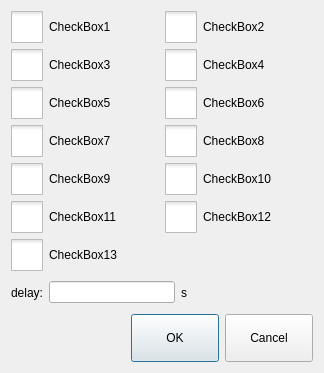
GaussCheng/2-5AxisPunch, file icprogrampage/icpointtype.ui: the form before one commit.
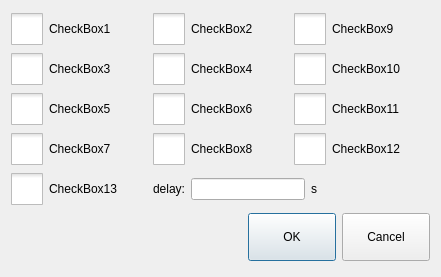
The form after the commit. Icons and pictures are not drawn. Custom widgets are drawn as their Qt base class.

```diff
--- a/icprogrampage/icpointtype.ui
+++ b/icprogrampage/icpointtype.ui
@@ -6,8 +6,8 @@
    <rect>
     <x>0</x>
     <y>0</y>
-    <width>324</width>
-    <height>373</height>
+    <width>441</width>
+    <height>277</height>
    </rect>
   </property>
   <property name="windowTitle">
@@ -68,6 +68,22 @@
      </attribute>
     </widget>
    </item>
+   <item row="0" column="2">
+    <widget class="QCheckBox" name="checkbox_9">
+     <property name="focusPolicy">
+      <enum>Qt::NoFocus</enum>
+     </property>
+     <property name="text">
+      <string>CheckBox9</string>
+     </property>
+     <property name="checked">
+      <bool>false</bool>
+     </property>
+     <attribute name="buttonGroup">
+      <string notr="true">buttonGroup</string>
+     </attribute>
+    </widget>
+   </item>
    <item row="1" column="0">
     <widget class="QCheckBox" name="checkbox_3">
      <property name="focusPolicy">
@@ -97,6 +113,19 @@
      </attribute>
     </widget>
    </item>
+   <item row="1" column="2">
+    <widget class="QCheckBox" name="checkbox_10">
+     <property name="focusPolicy">
+      <enum>Qt::NoFocus</enum>
+     </property>
+     <property name="text">
+      <string>CheckBox10</string>
+     </property>
+     <attribute name="buttonGroup">
+      <string notr="true">buttonGroup</string>
+     </attribute>
+    </widget>
+   </item>
    <item row="2" column="0">
     <widget class="QCheckBox" name="checkbox_5">
      <property name="focusPolicy">
@@ -129,6 +158,19 @@
      </attribute>
     </widget>
    </item>
+   <item row="2" column="2">
+    <widget class="QCheckBox" name="checkbox_11">
+     <property name="focusPolicy">
+      <enum>Qt::NoFocus</enum>
+     </property>
+     <property name="text">
+      <string>CheckBox11</string>
+     </property>
+     <attribute name="buttonGroup">
+      <string notr="true">buttonGroup</string>
+     </attribute>
+    </widget>
+   </item>
    <item row="3" column="0">
     <widget class="QCheckBox" name="checkbox_7">
      <property name="focusPolicy">
@@ -161,49 +203,7 @@
      </attribute>
     </widget>
    </item>
-   <item row="4" column="0">
-    <widget class="QCheckBox" name="checkbox_9">
-     <property name="focusPolicy">
-      <enum>Qt::NoFocus</enum>
-     </property>
-     <property name="text">
-      <string>CheckBox9</string>
-     </property>
-     <property name="checked">
-      <bool>false</bool>
-     </property>
-     <attribute name="buttonGroup">
-      <string notr="true">buttonGroup</string>
-     </attribute>
-    </widget>
-   </item>
-   <item row="4" column="1">
-    <widget class="QCheckBox" name="checkbox_10">
-     <property name="focusPolicy">
-      <enum>Qt::NoFocus</enum>
-     </property>
-     <property name="text">
-      <string>CheckBox10</string>
-     </property>
-     <attribute name="buttonGroup">
-      <string notr="true">buttonGroup</string>
-     </attribute>
-    </widget>
-   </item>
-   <item row="5" column="0">
-    <widget class="QCheckBox" name="checkbox_11">
-     <property name="focusPolicy">
-      <enum>Qt::NoFocus</enum>
-     </property>
-     <property name="text">
-      <string>CheckBox11</string>
-     </property>
-     <attribute name="buttonGroup">
-      <string notr="true">buttonGroup</string>
-     </attribute>
-    </widget>
-   </item>
-   <item row="5" column="1">
+   <item row="3" column="2">
     <widget class="QCheckBox" name="checkbox_12">
      <property name="focusPolicy">
       <enum>Qt::NoFocus</enum>
@@ -216,7 +216,7 @@
      </attribute>
     </widget>
    </item>
-   <item row="6" column="0">
+   <item row="4" column="0">
     <widget class="QCheckBox" name="checkbox_13">
      <property name="focusPolicy">
       <enum>Qt::NoFocus</enum>
@@ -229,7 +229,7 @@
      </attribute>
     </widget>
    </item>
-   <item row="7" column="0" colspan="2">
+   <item row="4" column="1" colspan="2">
     <layout class="QHBoxLayout" name="horizontalLayout">
      <item>
       <widget class="QLabel" name="label">
@@ -263,7 +263,7 @@
      </item>
     </layout>
    </item>
-   <item row="8" column="0" colspan="2">
+   <item row="5" column="1" colspan="2">
     <widget class="QDialogButtonBox" name="buttonBox">
      <property name="styleSheet">
       <string notr="true">width:80px;
```
